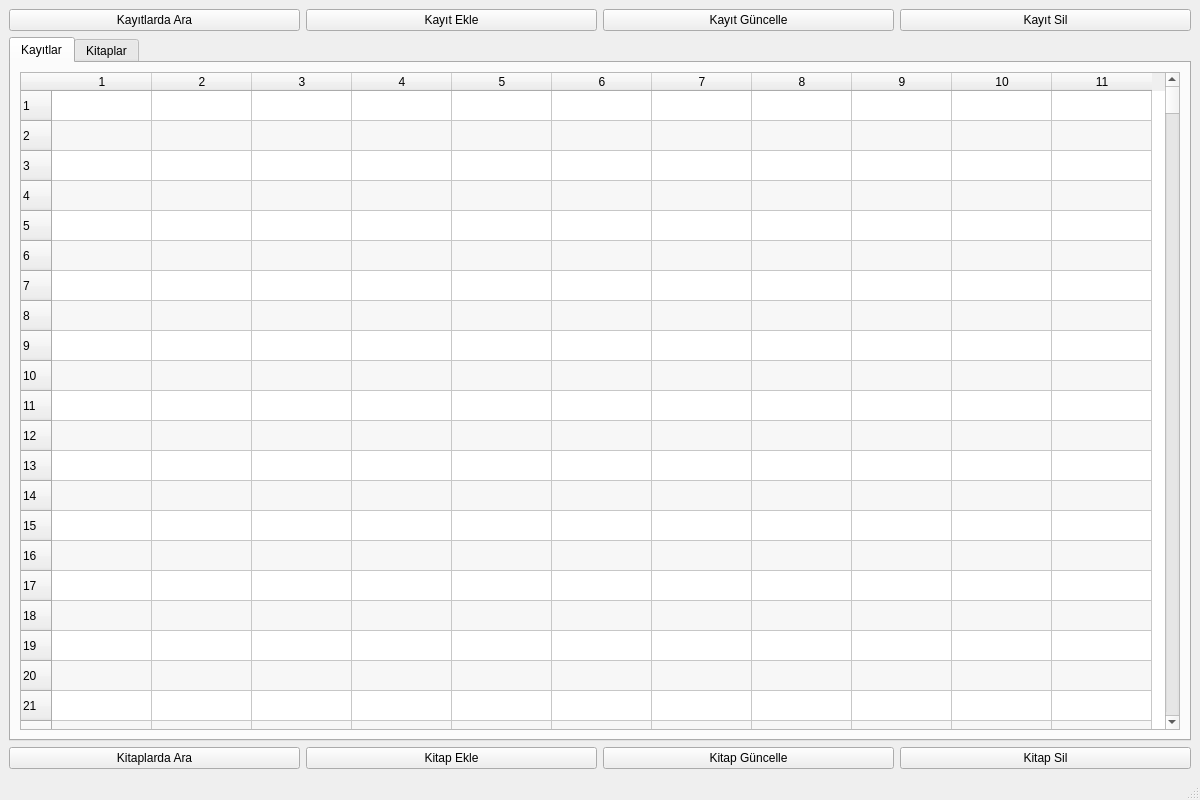
The window that lib/window/window.ui (kernelginar/kuys) describes before a commit, drawn with Qt 5.
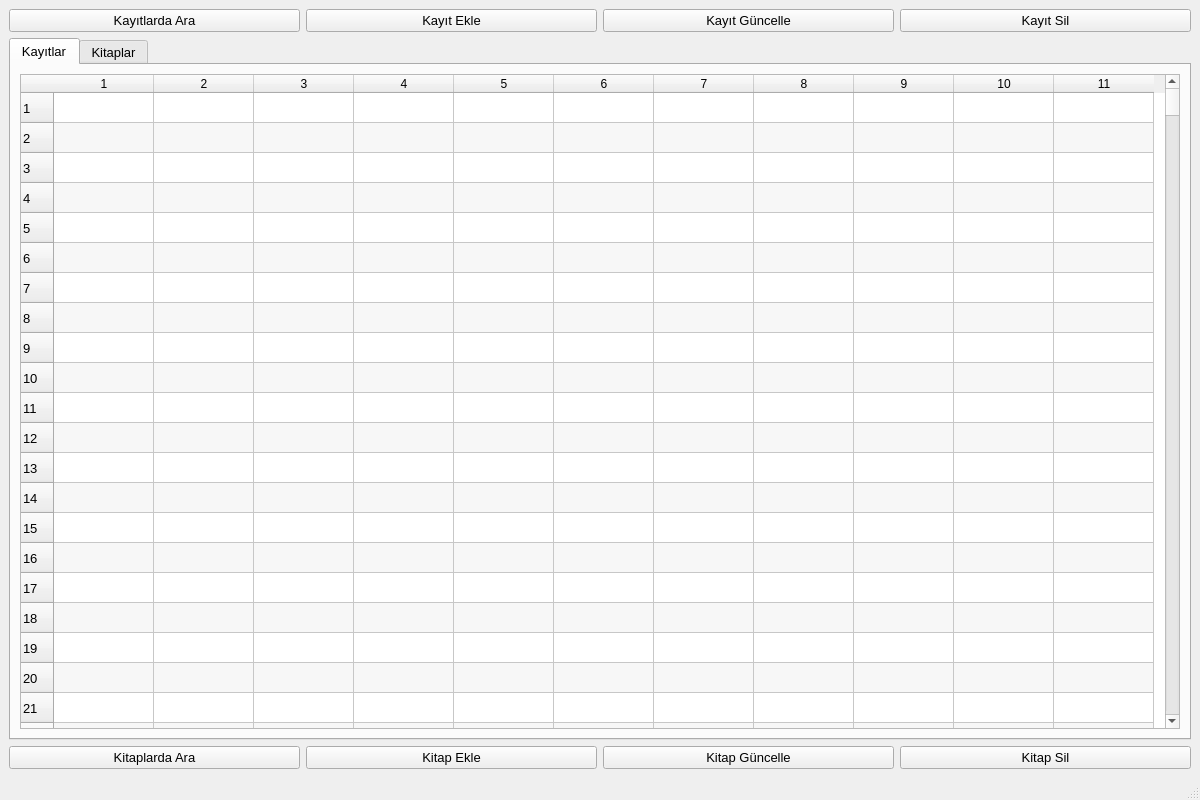
The same window after the commit.

Commit message: Arayüz font büyüklüğü 8'den 10'a çıkarıldı.

```diff
--- a/lib/window/window.ui
+++ b/lib/window/window.ui
@@ -16,6 +16,11 @@
     <height>600</height>
    </size>
   </property>
+  <property name="font">
+   <font>
+    <pointsize>10</pointsize>
+   </font>
+  </property>
   <property name="windowTitle">
    <string>Kütüphane Yönetim Sistemi</string>
   </property>
```
The commit also changes 8 other files.
